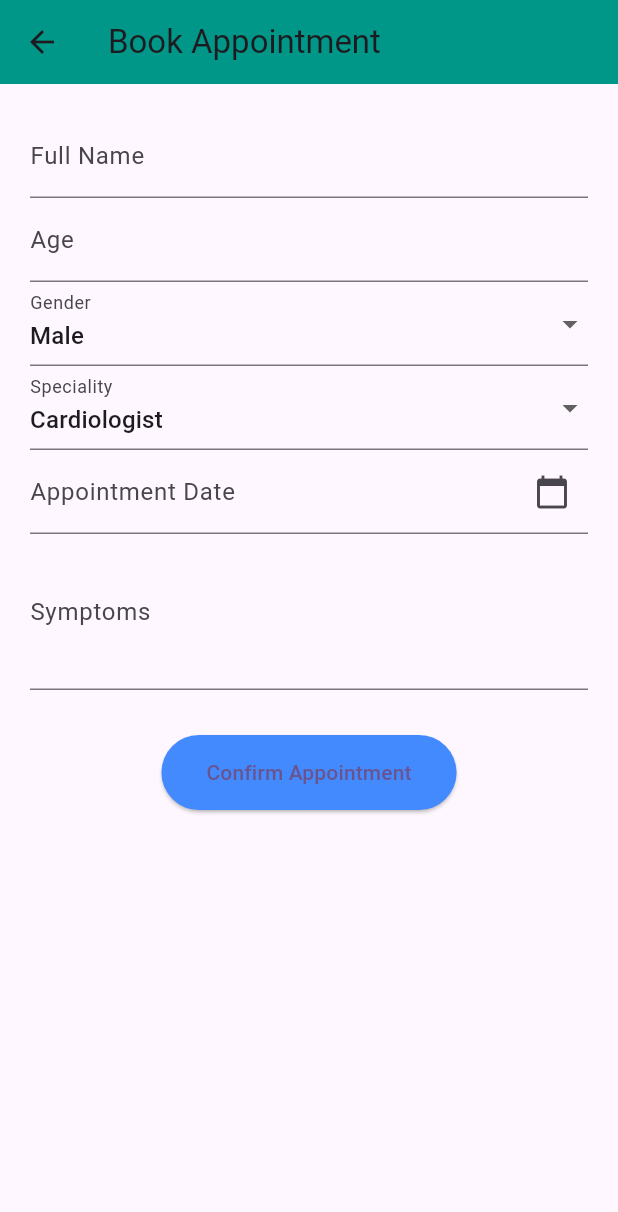
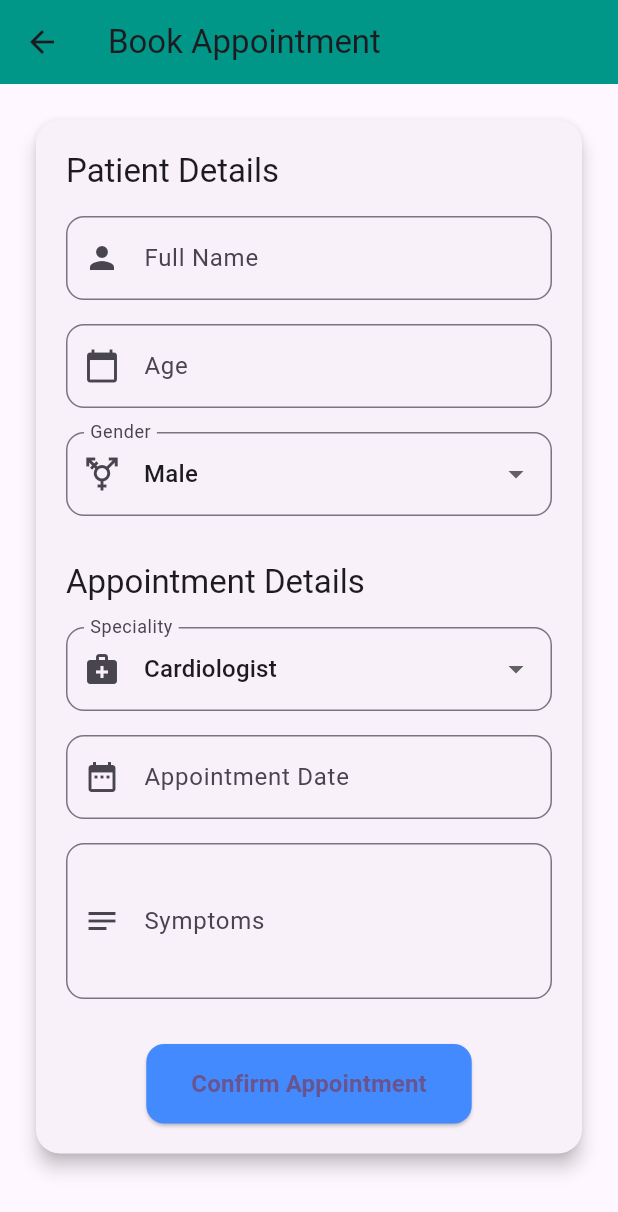
Before and after one commit to mahrukh-dev/healthease, a Flutter app: the AppointmentBookingScreen screen opened directly, on a phone screen of 412 x 824 dp. Shown: the top 1212 px of the screen. Run offline on Flutter 3.47's test engine with Material 3 defaults, Android fonts, the phone set to English and light mode, and no system bars; our stand-ins replace shared_preferences; accounts and stored records are empty.

Commit message:
appointment booking screen UI updated

```diff
--- a/lib/screens/appointment_booking_screen.dart
+++ b/lib/screens/appointment_booking_screen.dart
@@ -12,7 +12,6 @@ class AppointmentBookingScreen extends StatefulWidget {
 }
 
 class _AppointmentBookingScreenState extends State<AppointmentBookingScreen> {
-
   final _formKey = GlobalKey<FormState>();
 
   final TextEditingController _nameController = TextEditingController();
@@ -28,9 +27,9 @@ class _AppointmentBookingScreenState extends State<AppointmentBookingScreen> {
       context: context,
       firstDate: DateTime.now(),
       lastDate: DateTime(2100),
-      initialDate: DateTime.now()
+      initialDate: DateTime.now(),
     );
-    if (picked != null){
+    if (picked != null) {
       setState(() {
         _dateController.text = DateFormat('MMMM dd, yyyy').format(picked);
       });
@@ -38,20 +37,34 @@ class _AppointmentBookingScreenState extends State<AppointmentBookingScreen> {
   }
 
   void _confirmAppointment() {
-    if(_formKey.currentState!.validate()){
+    if (_formKey.currentState!.validate()) {
       AppointmentModel appointment = AppointmentModel(
         fullName: _nameController.text.trim(),
         age: int.parse(_ageController.text.trim()),
         gender: _gender,
         speciality: _speciality,
         appointmentDate: _dateController.text.trim(),
-          symptoms: _symptomsController.text.trim()
+        symptoms: _symptomsController.text.trim(),
       );
       Navigator.push(
         context,
         MaterialPageRoute(builder: (_) => AppointmentConfirmationScreen(appointment: appointment)),
       );
+
+      ScaffoldMessenger.of(context).showSnackBar(
+        const SnackBar(content: Text('Appointment Confirmed!')),
+      );
     }
+  }
+
+  InputDecoration _inputDecoration(String label, IconData icon) {
+    return InputDecoration(
+      labelText: label,
+      prefixIcon: Icon(icon),
+      border: OutlineInputBorder(
+        borderRadius: BorderRadius.circular(12),
+      ),
+    );
   }
 
   @override
@@ -63,63 +76,102 @@ class _AppointmentBookingScreenState extends State<AppointmentBookingScreen> {
       ),
       body: SingleChildScrollView(
         padding: EdgeInsets.all(20.0),
+        child: Card(
+          elevation: 5,
+          shape: RoundedRectangleBorder(
+              borderRadius: BorderRadius.circular(16)
+          ),
+          child: Padding(
+            padding: EdgeInsets.all(20.0),
             child: Form(
               key: _formKey,
               child: Column(
+                crossAxisAlignment: CrossAxisAlignment.start,
                 children: [
+                  Text(
+                      "Patient Details",
+                      style: Theme.of(context).textTheme.titleLarge
+                  ),
+                  SizedBox(height: 16),
                   TextFormField(
                     controller: _nameController,
-                decoration: InputDecoration(labelText: 'Full Name'),
+                    decoration: _inputDecoration('Full Name', Icons.person),
                     validator: (value) => value!.isEmpty ? 'Name is required' : null,
                   ),
+                  SizedBox(height: 16),
                   TextFormField(
                     controller: _ageController,
-                decoration: InputDecoration(labelText: 'Age'),
-                validator: (value){
-                  if(value == null || value.isEmpty){
-                    return 'Age is required';
-                  }
+                    keyboardType: TextInputType.number,
+                    decoration: _inputDecoration('Age', Icons.calendar_today),
+                    validator: (value) {
+                      if (value == null || value.isEmpty) return 'Age is required';
                       final age = int.tryParse(value);
-                  return (age == null || age <=0 ) ? 'Enter a valid age' : null;
+                      return (age == null || age <= 0) ? 'Enter a valid age' : null;
                     },
                   ),
+                  SizedBox(height: 16),
                   DropdownButtonFormField<String>(
                     value: _gender,
-                items: ['Male', 'Female', 'Other'].map((g)=> DropdownMenuItem(value: g, child: Text(g))).toList(),
+                    decoration: _inputDecoration('Gender', Icons.transgender),
+                    items: ['Male', 'Female', 'Other']
+                        .map((g) => DropdownMenuItem(value: g, child: Text(g)))
+                        .toList(),
                     onChanged: (val) => setState(() => _gender = val!),
-                decoration: InputDecoration(labelText: 'Gender'),
                   ),
+                  SizedBox(height: 30),
+                  Text(
+                      "Appointment Details",
+                      style: Theme.of(context).textTheme.titleLarge
+                  ),
+                  SizedBox(height: 16),
                   DropdownButtonFormField<String>(
                     value: _speciality,
-                items: ['Cardiologist', 'Dentist', 'Dermatologist', 'Oncologist', 'Other'].map((s)=> DropdownMenuItem(value: s, child: Text(s))).toList(),
+                    decoration: _inputDecoration('Speciality', Icons.medical_services),
+                    items: ['Cardiologist', 'Dentist', 'Dermatologist', 'Oncologist', 'Other']
+                        .map((s) => DropdownMenuItem(value: s, child: Text(s)))
+                        .toList(),
                     onChanged: (val) => setState(() => _speciality = val!),
-                decoration: InputDecoration(labelText: 'Speciality'),
                   ),
+                  SizedBox(height: 16),
                   TextFormField(
                     controller: _dateController,
                     readOnly: true,
-                decoration: InputDecoration(
-                    labelText: 'Appointment Date',
-                    suffixIcon: Icon(Icons.calendar_today),
+                    onTap: () => _selectDate(context),
+                    decoration: _inputDecoration('Appointment Date', Icons.date_range).copyWith(
+                      hintText: 'Select a date',
                     ),
-                onTap: () => _selectDate(context),
                     validator: (value) => value!.isEmpty ? 'Date is required' : null,
                   ),
+                  SizedBox(height: 16),
                   TextFormField(
                     controller: _symptomsController,
                     maxLines: 3,
-                decoration: InputDecoration(labelText: 'Symptoms'),
+                    decoration: _inputDecoration('Symptoms', Icons.notes),
+                    validator: (value) => value != null && value.trim().length < 5
+                        ? 'Please describe your symptoms'
+                        : null,
                   ),
                   SizedBox(height: 30),
-              ElevatedButton(
+                  Center(
+                    child: ElevatedButton(
                       onPressed: _confirmAppointment,
                       style: ElevatedButton.styleFrom(
                         backgroundColor: AppColors.secondaryColor,
                         padding: EdgeInsets.symmetric(horizontal: 30, vertical: 15),
+                        shape: RoundedRectangleBorder(borderRadius: BorderRadius.circular(12)),
                       ),
-                  child: Text('Confirm Appointment'),
+                      child: Text(
+                        'Confirm Appointment',
+                        style: TextStyle(
+                            fontSize: 16,
+                            fontWeight: FontWeight.w600
+                        ),
+                      ),
+                    ),
                   )
                 ],
+              ),
+            ),
           ),
         ),
       ),
```
Lines whose indentation alone changed are shown as unchanged.
